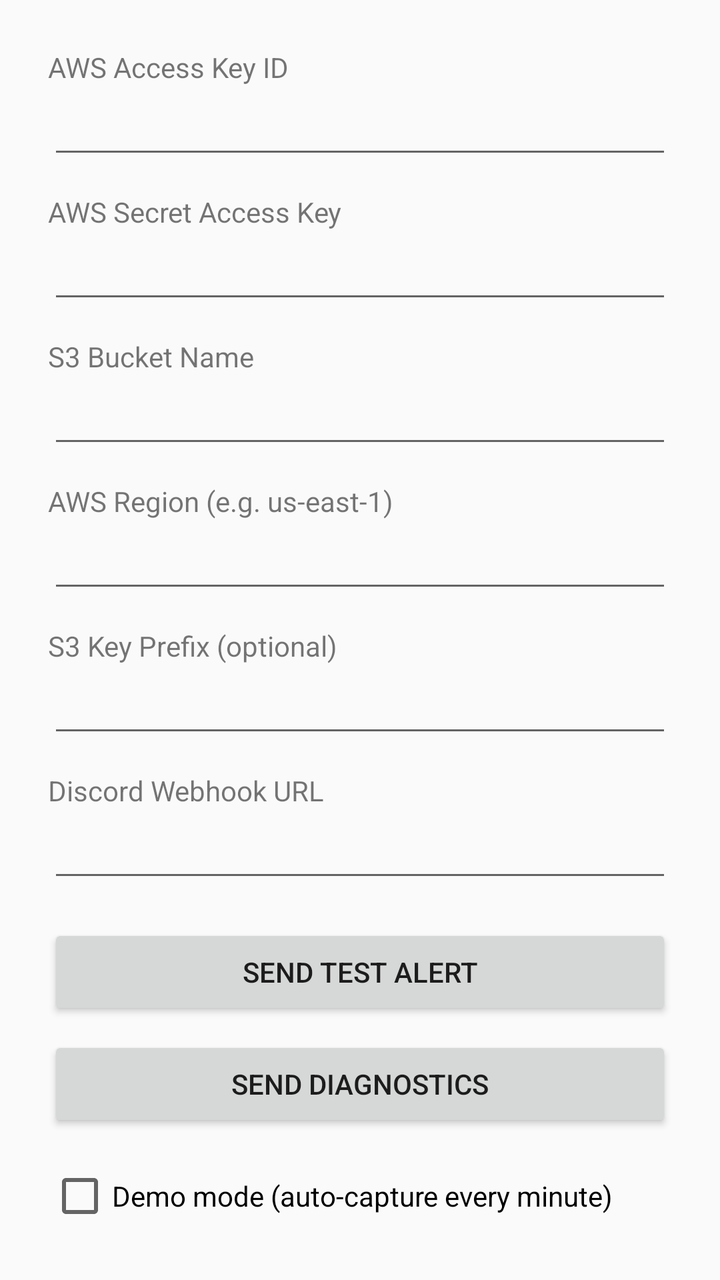
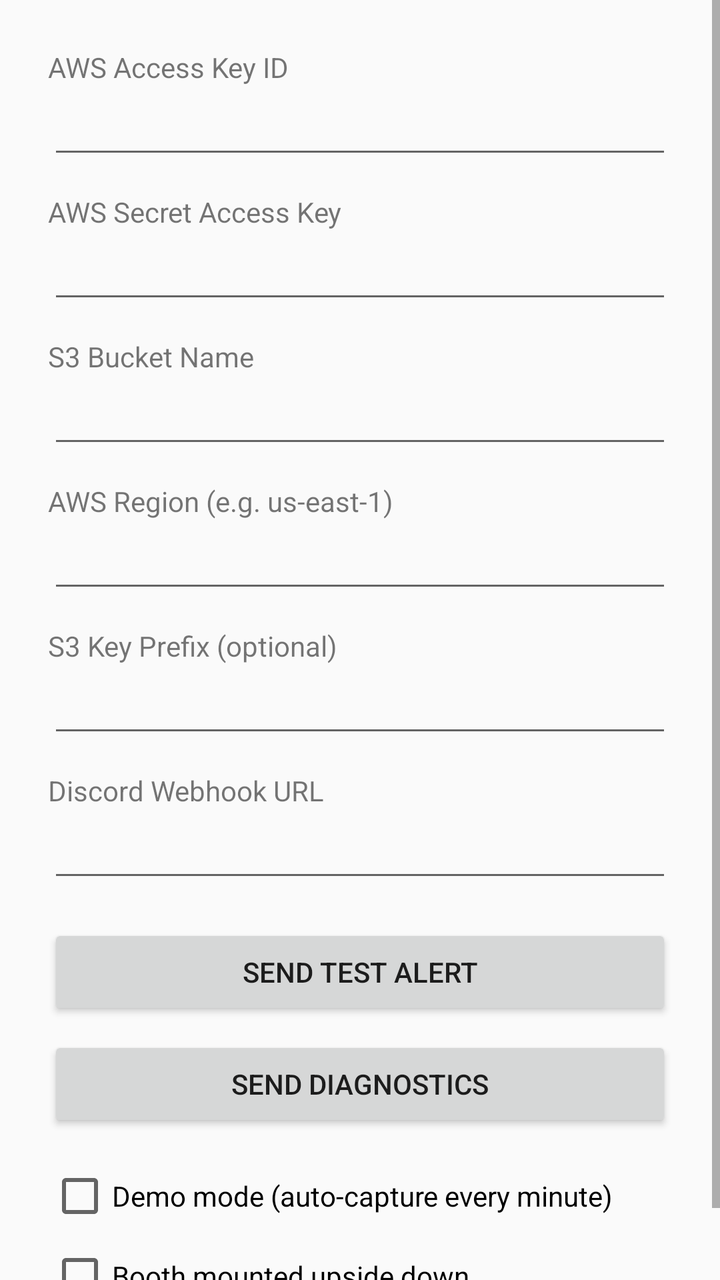

An Android layout rendered at two revisions. The XML below is the earlier revision; the diff shows what the commit changed to produce the second picture.
<!-- AndroidManifest.xml: application theme Theme.AppCompat.Light.NoActionBar -->
<!-- res/layout/dialog_admin_settings.xml -->
<?xml version="1.0" encoding="utf-8"?>
<ScrollView xmlns:android="http://schemas.android.com/apk/res/android"
    android:layout_width="match_parent"
    android:layout_height="wrap_content">

    <LinearLayout
        android:layout_width="match_parent"
        android:layout_height="wrap_content"
        android:orientation="vertical"
        android:padding="24dp">

        <TextView
            android:layout_width="wrap_content"
            android:layout_height="wrap_content"
            android:text="@string/label_access_key_id" />

        <EditText
            android:id="@+id/inputAccessKeyId"
            android:layout_width="match_parent"
            android:layout_height="wrap_content"
            android:inputType="text"
            android:maxLines="1" />

        <TextView
            android:layout_width="wrap_content"
            android:layout_height="wrap_content"
            android:layout_marginTop="12dp"
            android:text="@string/label_secret_access_key" />

        <EditText
            android:id="@+id/inputSecretKey"
            android:layout_width="match_parent"
            android:layout_height="wrap_content"
            android:inputType="textPassword"
            android:maxLines="1" />

        <TextView
            android:layout_width="wrap_content"
            android:layout_height="wrap_content"
            android:layout_marginTop="12dp"
            android:text="@string/label_bucket_name" />

        <EditText
            android:id="@+id/inputBucket"
            android:layout_width="match_parent"
            android:layout_height="wrap_content"
            android:inputType="text"
            android:maxLines="1" />

        <TextView
            android:layout_width="wrap_content"
            android:layout_height="wrap_content"
            android:layout_marginTop="12dp"
            android:text="@string/label_region" />

        <EditText
            android:id="@+id/inputRegion"
            android:layout_width="match_parent"
            android:layout_height="wrap_content"
            android:inputType="text"
            android:maxLines="1" />

        <TextView
            android:layout_width="wrap_content"
            android:layout_height="wrap_content"
            android:layout_marginTop="12dp"
            android:text="@string/label_key_prefix" />

        <EditText
            android:id="@+id/inputKeyPrefix"
            android:layout_width="match_parent"
            android:layout_height="wrap_content"
            android:inputType="text"
            android:maxLines="1" />

        <TextView
            android:layout_width="wrap_content"
            android:layout_height="wrap_content"
            android:layout_marginTop="12dp"
            android:text="@string/label_webhook_url" />

        <EditText
            android:id="@+id/inputWebhookUrl"
            android:layout_width="match_parent"
            android:layout_height="wrap_content"
            android:inputType="textUri"
            android:maxLines="1" />

        <Button
            android:id="@+id/btnSendTestAlert"
            android:layout_width="match_parent"
            android:layout_height="wrap_content"
            android:layout_marginTop="16dp"
            android:text="@string/btn_send_test_alert" />

        <Button
            android:id="@+id/btnSendDiagnostics"
            android:layout_width="match_parent"
            android:layout_height="wrap_content"
            android:layout_marginTop="8dp"
            android:text="@string/btn_send_diagnostics" />

        <CheckBox
            android:id="@+id/checkDemoMode"
            android:layout_width="match_parent"
            android:layout_height="wrap_content"
            android:layout_marginTop="16dp"
            android:text="@string/label_demo_mode" />

    </LinearLayout>

</ScrollView>
<!-- resources referenced by this layout -->
<resources>
  <string name="btn_send_diagnostics">Send diagnostics</string>
  <string name="btn_send_test_alert">Send test alert</string>
  <string name="label_access_key_id">AWS Access Key ID</string>
  <string name="label_bucket_name">S3 Bucket Name</string>
  <string name="label_demo_mode">Demo mode (auto-capture every minute)</string>
  <string name="label_key_prefix">S3 Key Prefix (optional)</string>
  <string name="label_region">AWS Region (e.g. us-east-1)</string>
  <string name="label_secret_access_key">AWS Secret Access Key</string>
  <string name="label_webhook_url">Discord Webhook URL</string>
</resources>

<!-- the commit's change to res/layout/dialog_admin_settings.xml (unified diff, before → after) -->
@@ -107,6 +107,13 @@
             android:layout_marginTop="16dp"
             android:text="@string/label_demo_mode" />
 
+        <CheckBox
+            android:id="@+id/checkInvertedMount"
+            android:layout_width="match_parent"
+            android:layout_height="wrap_content"
+            android:layout_marginTop="8dp"
+            android:text="@string/label_inverted_mount" />
+
     </LinearLayout>
 
 </ScrollView>
<!-- resource entries referenced after the edit -->
@@ -5,6 +5,7 @@
   <string name="label_access_key_id">AWS Access Key ID</string>
   <string name="label_bucket_name">S3 Bucket Name</string>
   <string name="label_demo_mode">Demo mode (auto-capture every minute)</string>
+  <string name="label_inverted_mount">Booth mounted upside down</string>
   <string name="label_key_prefix">S3 Key Prefix (optional)</string>
   <string name="label_region">AWS Region (e.g. us-east-1)</string>
   <string name="label_secret_access_key">AWS Secret Access Key</string>
